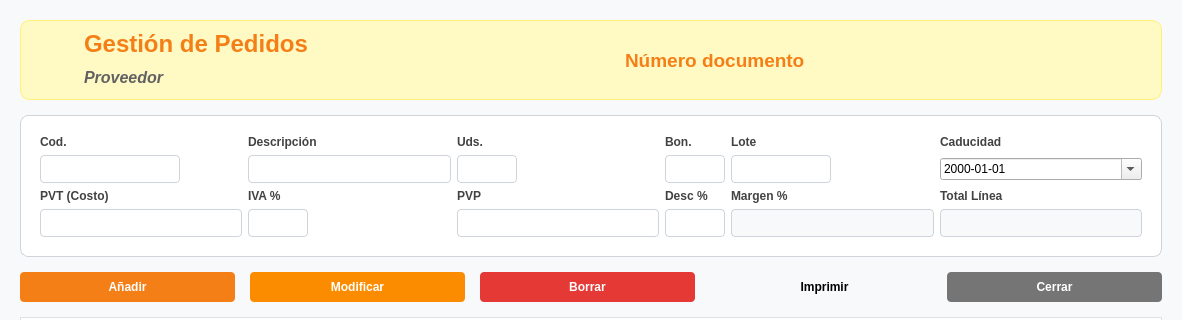
Ladis72/tienda, file pedidos.ui: the form before one commit; both pictures show x 0 to 1182 and y 0 to 320 of the 1182 by 850 pixel window.
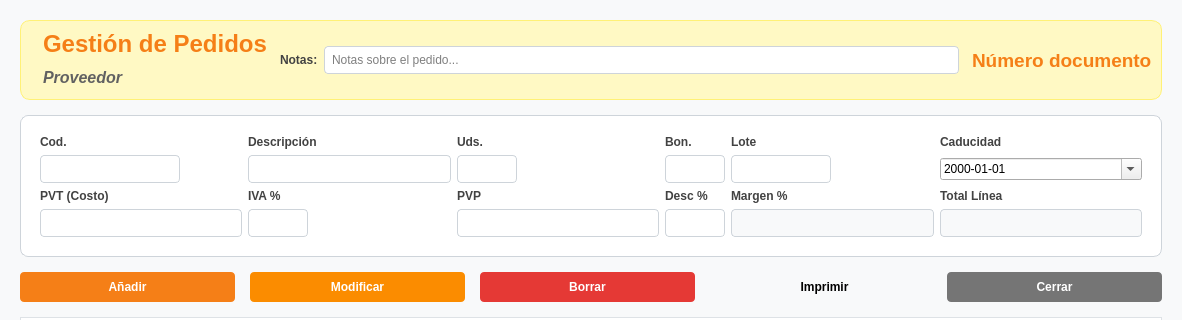
The form after the commit. Icons and pictures are not drawn.

Patch:
```diff
--- a/pedidos.ui
+++ b/pedidos.ui
@@ -119,6 +119,33 @@
         </property>
        </spacer>
       </item>
+      <item>
+       <widget class="QLabel" name="labelNotas">
+        <property name="text">
+         <string>Notas:</string>
+        </property>
+       </widget>
+      </item>
+      <item>
+       <widget class="QLineEdit" name="leNotasPedido">
+        <property name="minimumSize">
+         <size>
+          <width>350</width>
+          <height>0</height>
+         </size>
+        </property>
+        <property name="placeholderText">
+         <string>Notas sobre el pedido...</string>
+        </property>
+       </widget>
+      </item>
+      <item>
+       <spacer name="horizontalSpacerHeader2">
+        <property name="orientation">
+         <enum>Qt::Orientation::Horizontal</enum>
+        </property>
+       </spacer>
+      </item>
       <item>
        <widget class="QLabel" name="labelDocumento">
         <property name="font">
```
